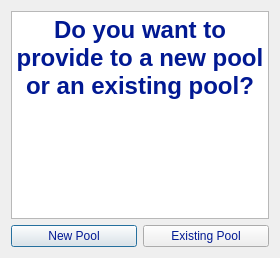
First picture: the form in ProvideDialog.ui, repository LiquidityProtocol/AMM-Simulator, before the edit.
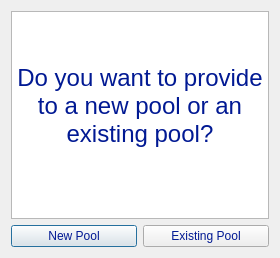
Second picture: the form after the edit.

Commit message: Updates to main window

Patch:
```diff
--- a/ProvideDialog.ui
+++ b/ProvideDialog.ui
@@ -15,7 +15,7 @@
   </property>
   <property name="styleSheet">
    <string notr="true">gridline-color: rgb(0, 0, 0);
-border-color: rgb(0, 0, 0);
+border-color: rgb(1, 25, 147); 
 color: rgb(1, 25, 147); </string>
   </property>
   <layout class="QVBoxLayout" name="verticalLayout">
@@ -30,7 +30,10 @@
 p, li { white-space: pre-wrap; }
 hr { height: 1px; border-width: 0; }
 &lt;/style&gt;&lt;/head&gt;&lt;body style=&quot; font-family:'.AppleSystemUIFont'; font-size:13pt; font-weight:400; font-style:normal;&quot;&gt;
-&lt;p align=&quot;center&quot; style=&quot; margin-top:0px; margin-bottom:0px; margin-left:0px; margin-right:0px; -qt-block-indent:0; text-indent:0px;&quot;&gt;&lt;span style=&quot; font-size:18pt; font-weight:700;&quot;&gt;Do you want to provide to a new pool or an existing pool?&lt;/span&gt;&lt;/p&gt;&lt;/body&gt;&lt;/html&gt;</string>
+&lt;p align=&quot;center&quot; style=&quot;-qt-paragraph-type:empty; margin-top:0px; margin-bottom:0px; margin-left:0px; margin-right:0px; -qt-block-indent:0; text-indent:0px;&quot;&gt;&lt;br /&gt;&lt;/p&gt;
+&lt;p align=&quot;center&quot; style=&quot;-qt-paragraph-type:empty; margin-top:0px; margin-bottom:0px; margin-left:0px; margin-right:0px; -qt-block-indent:0; text-indent:0px; font-size:18pt;&quot;&gt;&lt;br /&gt;&lt;/p&gt;
+&lt;p align=&quot;center&quot; style=&quot; margin-top:0px; margin-bottom:0px; margin-left:0px; margin-right:0px; -qt-block-indent:0; text-indent:0px;&quot;&gt;&lt;span style=&quot; font-size:18pt;&quot;&gt;Do you want to provide to a new pool or an existing pool?&lt;/span&gt;&lt;/p&gt;
+&lt;p align=&quot;center&quot; style=&quot;-qt-paragraph-type:empty; margin-top:0px; margin-bottom:0px; margin-left:0px; margin-right:0px; -qt-block-indent:0; text-indent:0px;&quot;&gt;&lt;br /&gt;&lt;/p&gt;&lt;/body&gt;&lt;/html&gt;</string>
      </property>
     </widget>
    </item>
```
The commit also changes 4 other files.
